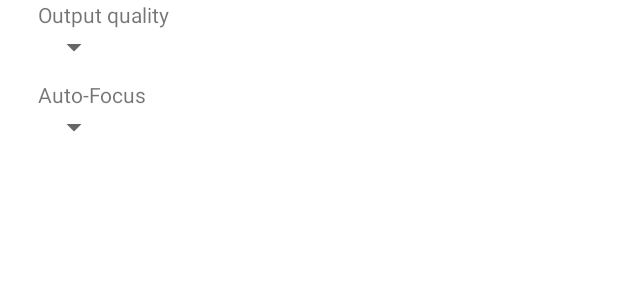
After one commit to tyrex-team/senslogs, an Android app: the layout dialog_sensor_camera_settings.xml on its own in the app's theme, with its tools: preview values and no code run, on a phone screen of 412 x 824 dp. The commit adds this screen. Shown: the top 300 px of the screen. Run offline under Robolectric (Android 15) with nearby library versions, the phone set to English and light mode, and no system bars.

Commit message:
Beginning of support for camera

```diff
--- a/app/src/main/AndroidManifest.xml
+++ b/app/src/main/AndroidManifest.xml
@@ -6,6 +6,7 @@
     <uses-permission android:name="android.permission.ACCESS_COARSE_LOCATION" />
     <uses-permission android:name="android.permission.ACCESS_WIFI_STATE" />
     <uses-permission android:name="android.permission.BLUETOOTH_ADMIN" />
+    <uses-permission android:name="android.permission.CAMERA"/>
     <uses-permission android:name="android.permission.CHANGE_WIFI_STATE" />
 
     <uses-permission android:name="android.permission.WRITE_EXTERNAL_STORAGE" />
--- a/app/src/main/java/fr/inria/tyrex/senslogs/control/SensorsManager.java
+++ b/app/src/main/java/fr/inria/tyrex/senslogs/control/SensorsManager.java
@@ -9,6 +9,7 @@ import java.util.List;
 import fr.inria.tyrex.senslogs.model.Sensor;
 import fr.inria.tyrex.senslogs.model.sensors.AndroidSensor;
 import fr.inria.tyrex.senslogs.model.sensors.BluetoothSensor;
+import fr.inria.tyrex.senslogs.model.sensors.CameraRecorder;
 import fr.inria.tyrex.senslogs.model.sensors.LocationGpsSensor;
 import fr.inria.tyrex.senslogs.model.sensors.LocationPassiveSensor;
 import fr.inria.tyrex.senslogs.model.sensors.LocationWifiAndCellsSensor;
@@ -74,6 +75,9 @@ public class SensorsManager {
         if (NmeaSensor.getInstance().exists(context)) {
             mAvailableSensorsList.add(NmeaSensor.getInstance());
         }
+        if (CameraRecorder.getInstance().exists(context)) {
+            mAvailableSensorsList.add(CameraRecorder.getInstance());
+        }
     }
 
     public Sensor getSensorByName(String name) {
--- a/app/src/main/java/fr/inria/tyrex/senslogs/model/Sensor.java
+++ b/app/src/main/java/fr/inria/tyrex/senslogs/model/Sensor.java
@@ -31,6 +31,7 @@ public abstract class Sensor implements Serializable, RecorderWriter.WritableObj
     public final static int TYPE_WIFI = 0x304;
     public final static int TYPE_BLUETOOTH = 0x305;
     public final static int TYPE_NFC = 0x306;
+    public final static int TYPE_CAMERA = 0x307;
 
 
     protected Category mCategory;
--- a/app/src/main/java/fr/inria/tyrex/senslogs/model/preferences/PreferencesDataSource.java
+++ b/app/src/main/java/fr/inria/tyrex/senslogs/model/preferences/PreferencesDataSource.java
@@ -26,6 +26,7 @@ import fr.inria.tyrex.senslogs.control.SensorsManager;
 import fr.inria.tyrex.senslogs.model.Preference;
 import fr.inria.tyrex.senslogs.model.Sensor;
 import fr.inria.tyrex.senslogs.model.sensors.AndroidSensor;
+import fr.inria.tyrex.senslogs.model.sensors.CameraRecorder;
 import fr.inria.tyrex.senslogs.model.sensors.LocationSensor;
 
 /**
@@ -179,6 +180,8 @@ public class PreferencesDataSource {
                     = gson.getDelegateAdapter(this, TypeToken.get(LocationSensor.Settings.class));
             final TypeAdapter<AndroidSensor.Settings> settingsAndroidAdapter
                     = gson.getDelegateAdapter(this, TypeToken.get(AndroidSensor.Settings.class));
+            final TypeAdapter<CameraRecorder.Settings> settingsCameraAdapter
+                    = gson.getDelegateAdapter(this, TypeToken.get(CameraRecorder.Settings.class));
 
 
             TypeAdapter<Preference> result = new TypeAdapter<Preference>() {
@@ -204,6 +207,8 @@ public class PreferencesDataSource {
                             settings = settingsLocationAdapter.fromJsonTree(settingsObject);
                         } else if (settingsClass.equals(AndroidSensor.Settings.class.getName())) {
                             settings = settingsAndroidAdapter.fromJsonTree(settingsObject);
+                        } else if(settingsClass.equals(CameraRecorder.Settings.class.getName())) {
+                            settings = settingsCameraAdapter.fromJsonTree(settingsObject);
                         }
                     }
 
--- /dev/null
+++ b/app/src/main/res/layout/dialog_sensor_camera_settings.xml
@@ -0,0 +1,39 @@
+<?xml version="1.0" encoding="utf-8"?>
+<RelativeLayout
+    xmlns:android="http://schemas.android.com/apk/res/android"
+    android:layout_width="wrap_content"
+    android:layout_height="wrap_content"
+    android:paddingLeft="25dp"
+    android:paddingRight="25dp"	>
+
+    <TextView
+        android:id="@+id/settings_sensor_camera_quality_title"
+        android:layout_width="wrap_content"
+        android:layout_height="wrap_content"
+        android:text="@string/settings_sensor_camera_quality_title"
+        android:textAppearance="?android:textAppearanceSmall"/>
+
+    <Spinner
+        android:id="@+id/settings_sensor_camera_quality"
+        android:layout_width="wrap_content"
+        android:layout_height="wrap_content"
+        android:layout_below="@id/settings_sensor_camera_quality_title" />
+
+
+    <TextView
+        android:id="@+id/settings_sensor_camera_af_title"
+        android:layout_width="wrap_content"
+        android:layout_height="wrap_content"
+        android:layout_below="@id/settings_sensor_camera_quality"
+        android:layout_marginTop="10dp"
+        android:text="@string/settings_sensor_camera_af_title"
+        android:textAppearance="?android:textAppearanceSmall"/>
+
+    <Spinner
+        android:id="@+id/settings_sensor_camera_af"
+        android:layout_width="wrap_content"
+        android:layout_height="wrap_content"
+        android:layout_below="@id/settings_sensor_camera_af_title" />
+
+
+</RelativeLayout>
--- a/app/src/main/res/values/sensors_descriptions.xml
+++ b/app/src/main/res/values/sensors_descriptions.xml
@@ -300,6 +300,10 @@
 	<string name="description_nfc">
 	</string>
 
+	<string name="description_camera">
+		Video stream from the rear camera.
+	</string>
+
 	<string-array name="fields_position_references">
 		<item>elapsed-time-system</item>
 	</string-array>
--- a/app/src/main/res/values/sensors_filenames.xml
+++ b/app/src/main/res/values/sensors_filenames.xml
@@ -28,6 +28,7 @@
 	<string name="file_name_bluetooth">bluetooth</string>
 	<string name="file_name_nmea">nmea</string>
 	<string name="file_name_nfc">nfc</string>
+	<string name="file_name_camera">video</string>
 	<string name="file_name_reference_timestamps">references</string>
 
 </resources>
--- a/app/src/main/res/values/sensors_webpage.xml
+++ b/app/src/main/res/values/sensors_webpage.xml
@@ -7,6 +7,7 @@
 	<string name="webpage_bluetooth">http://developer.android.com/reference/android/bluetooth/le/ScanResult.html</string>
 	<string name="webpage_nmea">http://developer.android.com/reference/android/location/GpsStatus.NmeaListener.html</string>
 	<string name="webpage_nfc">http://developer.android.com/guide/topics/connectivity/nfc/nfc.html</string>
+	<string name="webpage_camera">https://developer.android.com/guide/topics/media/camera</string>
 	<string name="webpage_position_references">http://TODO</string>
 
 </resources>
--- a/app/src/main/res/values/strings.xml
+++ b/app/src/main/res/values/strings.xml
@@ -90,6 +90,8 @@
 	</string-array>
 	<string name="settings_sensor_min_time_title">Minimum Time (ms)</string>
 	<string name="settings_sensor_min_distance_title">Minimum Distance (m)</string>
+	<string name="settings_sensor_camera_quality_title">Output quality</string>
+	<string name="settings_sensor_camera_af_title">Auto-Focus</string>
 	<string name="settings_ok">Ok</string>
 	<string name="settings_cancel">Cancel</string>
 
```
Also changed, not shown: app/src/main/java/fr/inria/tyrex/senslogs/model/sensors/CameraRecorder.java (added, +343 -0 lines), app/src/main/java/fr/inria/tyrex/senslogs/ui/MainFragment.java (+7 -0 lines), app/src/main/java/fr/inria/tyrex/senslogs/ui/dialog/SettingsSensorDialog.java (+50 -2 lines).
